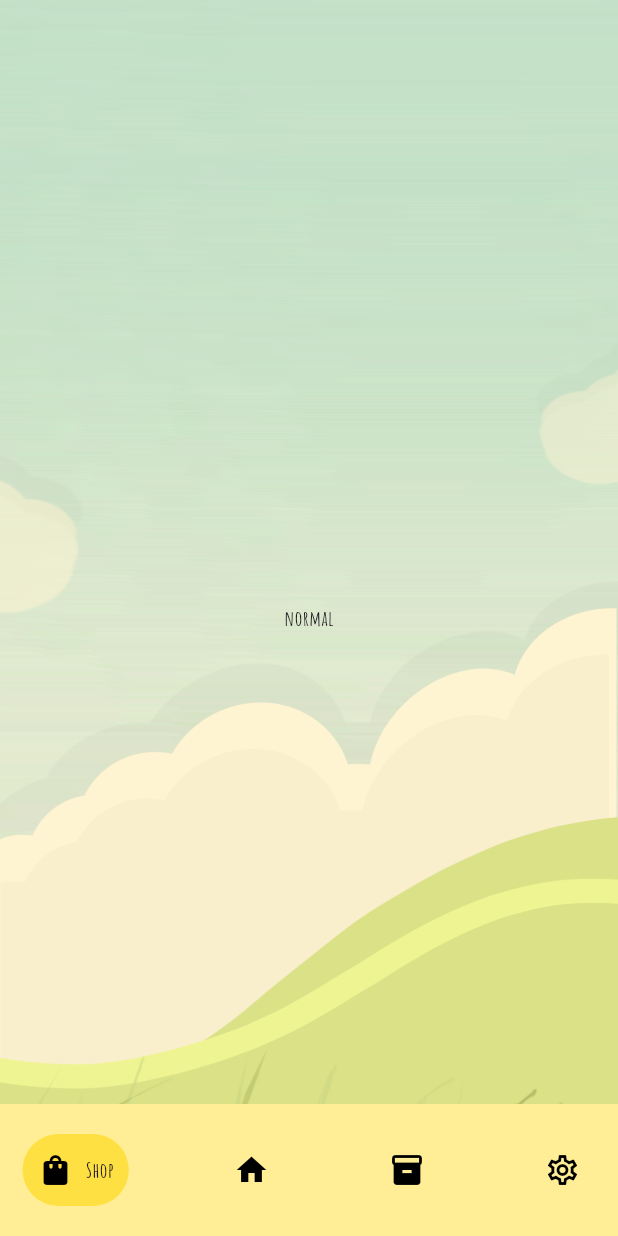
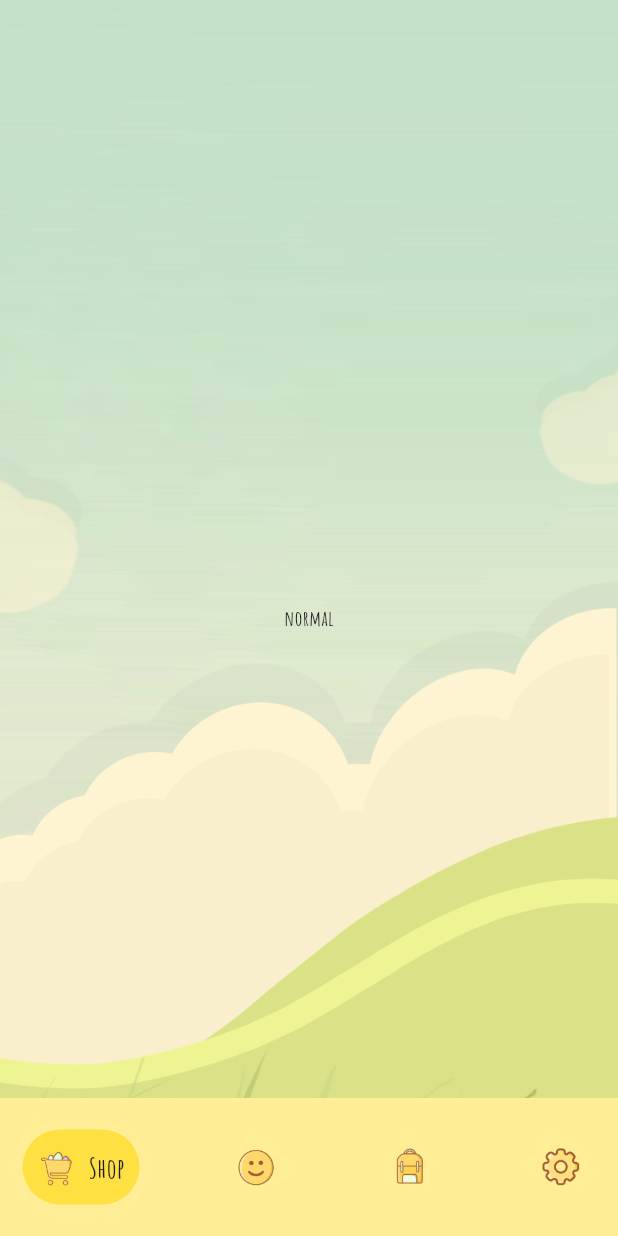
Before and after one commit to PepeRCx/emotions, a Flutter app: the screen it shows once a user with an empty profile is signed in, on a phone screen of 412 x 824 dp. Run offline on Flutter 3.47's test engine with Material 3 defaults, Android fonts, the phone set to English and light mode, and no system bars; drawn by our look-alikes of google_nav_bar; our stand-ins replace firebase_auth, firebase_core, firebase_database, flutter_riverpod; missing offline and left inert: home_widget; accounts and stored records are empty; generated files the repository leaves out were written again.

Commit message:
[IMP] new icons for navbar

```diff
--- a/lib/pages/home.dart
+++ b/lib/pages/home.dart
@@ -100,10 +100,50 @@ class HomePageState extends ConsumerState<HomePage> {
               _onItemTapped(index);
             },
             tabs: [
-              GButton(icon: Icons.shopping_bag, text: 'Shop',),
-              GButton(icon: Icons.home, text: 'Home'),
-              GButton(icon: Icons.inventory, text: 'Inventory'),
-              GButton(icon: Icons.settings_outlined, text: 'Settings'),
+              GButton(
+                icon: Icons.shop,
+                iconColor: Colors.transparent,
+                text: 'Shop',
+                textStyle: TextStyle(fontSize: 18),
+                leading: Image.asset(
+                  'lib/assets/icons/shop.png',
+                  width: 26,
+                  height: 26,
+                ),
+              ),
+              GButton(
+                icon: Icons.home,
+                iconColor: Colors.transparent,
+                text: 'Home',
+                textStyle: TextStyle(fontSize: 18),
+                leading: Image.asset(
+                  'lib/assets/icons/home.png',
+                  width: 26,
+                  height: 26,
+                ),
+              ),
+              GButton(
+                icon: Icons.inventory,
+                iconColor: Colors.transparent,
+                text: 'Inventory',
+                textStyle: TextStyle(fontSize: 18),
+                leading: Image.asset(
+                  'lib/assets/icons/inventory.png',
+                  width: 28,
+                  height: 28,
+                ),
+              ),
+              GButton(
+                icon: Icons.settings,
+                iconColor: Colors.transparent,
+                text: 'Settings',
+                textStyle: TextStyle(fontSize: 18),
+                leading: Image.asset(
+                  'lib/assets/icons/settings.png',
+                  width: 26,
+                  height: 26,
+                ),
+              ),
             ],
           ),
         ),
--- a/pubspec.yaml
+++ b/pubspec.yaml
@@ -33,6 +33,7 @@ flutter:
     - lib/assets/single/
     - lib/assets/skins/default/
     - lib/assets/skins/sleep/
+    - lib/assets/icons/
   fonts:
     - family: 'AmaticSC'
       fonts:
```
Also changed, not shown: lib/assets/icons/home.png (added), lib/assets/icons/inventory.png (added), lib/assets/icons/settings.png (added), lib/assets/icons/shop.png (added).
